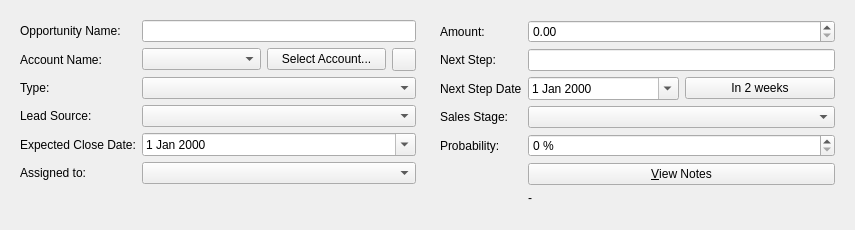
This is client/src/details/opportunitydetails.ui in KDAB/FatCRM as Qt 5 draws it before an edit. The edited form follows.
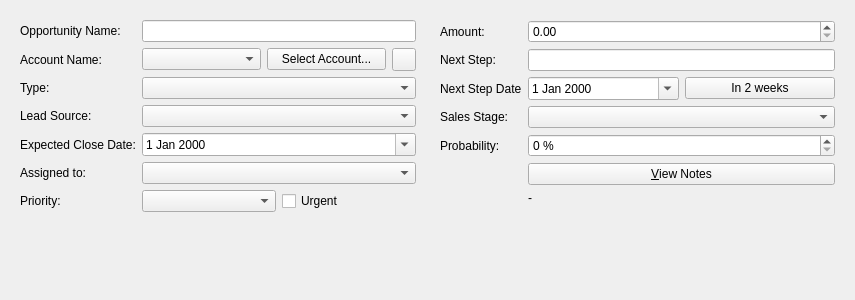
This is the edited form. Icons and pictures are not drawn. Custom widgets are drawn as their Qt base class.

Commit message:
Added urgent and priority fields
Also when the urgent checkbox is checked the opportunity will show
up in red text in the TreeView.

Fixes: FATCRM-96

```diff
--- a/client/src/details/opportunitydetails.ui
+++ b/client/src/details/opportunitydetails.ui
@@ -7,7 +7,7 @@
     <x>0</x>
     <y>0</y>
     <width>855</width>
-    <height>230</height>
+    <height>300</height>
    </rect>
   </property>
   <property name="windowTitle">
@@ -101,6 +101,27 @@
       <item row="5" column="1">
        <widget class="QComboBox" name="assigned_user_id"/>
       </item>
+      <item row="6" column="1">
+       <layout class="QHBoxLayout" name="priorityLayout">
+        <item>
+         <widget class="QComboBox" name="opportunityPriority"/>
+        </item>
+        <item>
+         <widget class="QCheckBox" name="urgent">
+          <property name="text">
+           <string>Urgent</string>
+          </property>
+         </widget>
+        </item>
+       </layout>
+      </item>
+      <item row="6" column="0">
+       <widget class="QLabel" name="label_5">
+        <property name="text">
+         <string>Priority:</string>
+        </property>
+       </widget>
+      </item>
      </layout>
     </widget>
    </item>
```
Left out of the diff: 3 changed lines with no effect on the pictures. The commit also changes 4 other files.
